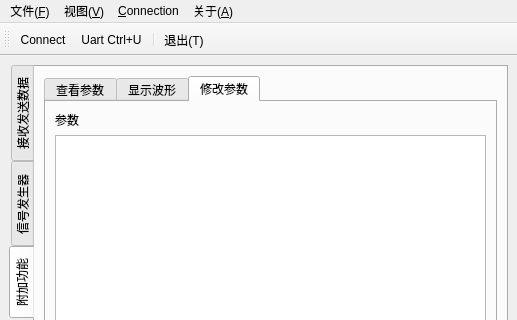
IronSublimate/serialport-bluetooth-helper, file gui/mainwindow.ui: the form before one commit; both pictures show x 0 to 517 and y 0 to 320 of the 517 by 671 pixel window.
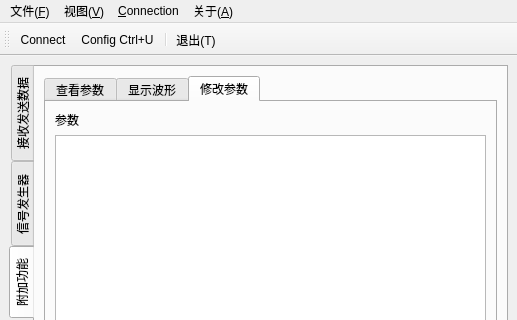
The form after the commit. Icons and pictures are not drawn. Custom widgets are drawn as their Qt base class.

Diff of the .ui file:
```diff
--- a/gui/mainwindow.ui
+++ b/gui/mainwindow.ui
@@ -870,7 +870,7 @@
      <normaloff>:/img/settings.png</normaloff>:/img/settings.png</iconset>
    </property>
    <property name="text">
-    <string>&amp;Uart Ctrl+U</string>
+    <string>&amp;Config Ctrl+U</string>
    </property>
    <property name="toolTip">
     <string>Uart Ctrl+U</string>
```
Left out of the diff: 13 changed lines with no effect on the pictures.
